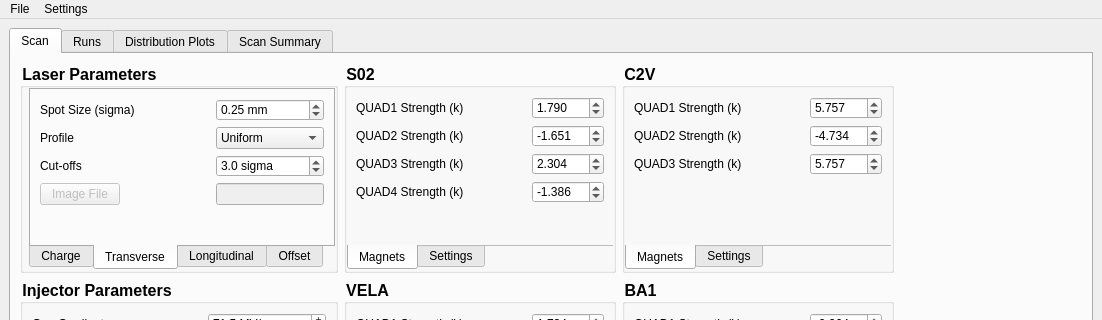
Above: astra_comparison_gui_tabs_Linac.ui from VELA-CLARA-software/OnlineModel before the change; both pictures show x 0 to 1102 and y 0 to 320 of the 1102 by 703 pixel window. Below: the same form after it.
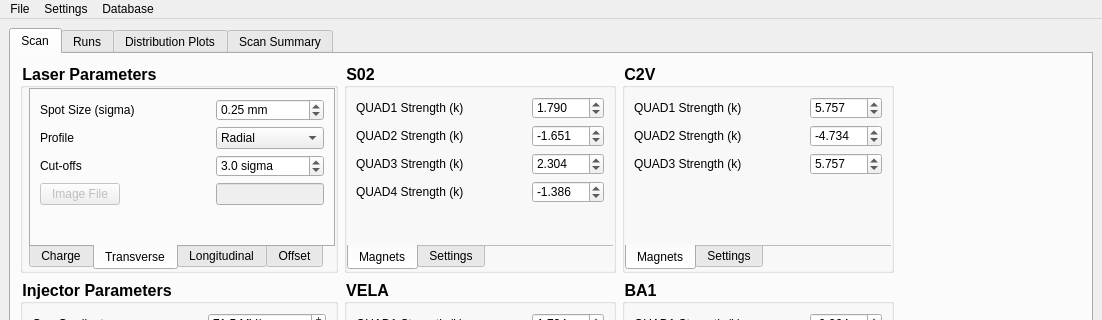
That is the form after the change. The open tabs and pages were chosen to show the change. Custom widgets are drawn as their Qt base class.

Commit message: Ability to change DB. Change transverse laser to RADIAL not UNIFORM.

```diff
--- a/astra_comparison_gui_tabs_Linac.ui
+++ b/astra_comparison_gui_tabs_Linac.ui
@@ -2695,7 +2695,7 @@
                  </property>
                  <item>
                   <property name="text">
-                   <string>Uniform</string>
+                   <string>Radial</string>
                   </property>
                  </item>
                  <item>
@@ -3452,8 +3452,15 @@
     <addaction name="actionAuto_load_Settings"/>
     <addaction name="actionClean_Directory"/>
    </widget>
+   <widget class="QMenu" name="menuDatabase">
+    <property name="title">
+     <string>Database</string>
+    </property>
+    <addaction name="actionChange_DB"/>
+   </widget>
    <addaction name="menuFile"/>
    <addaction name="menuSettings"/>
+   <addaction name="menuDatabase"/>
   </widget>
   <action name="actionImport_YAML">
    <property name="text">
```
Left out of the diff: 5 changed lines with no effect on the pictures. The commit also changes 15 other files.
